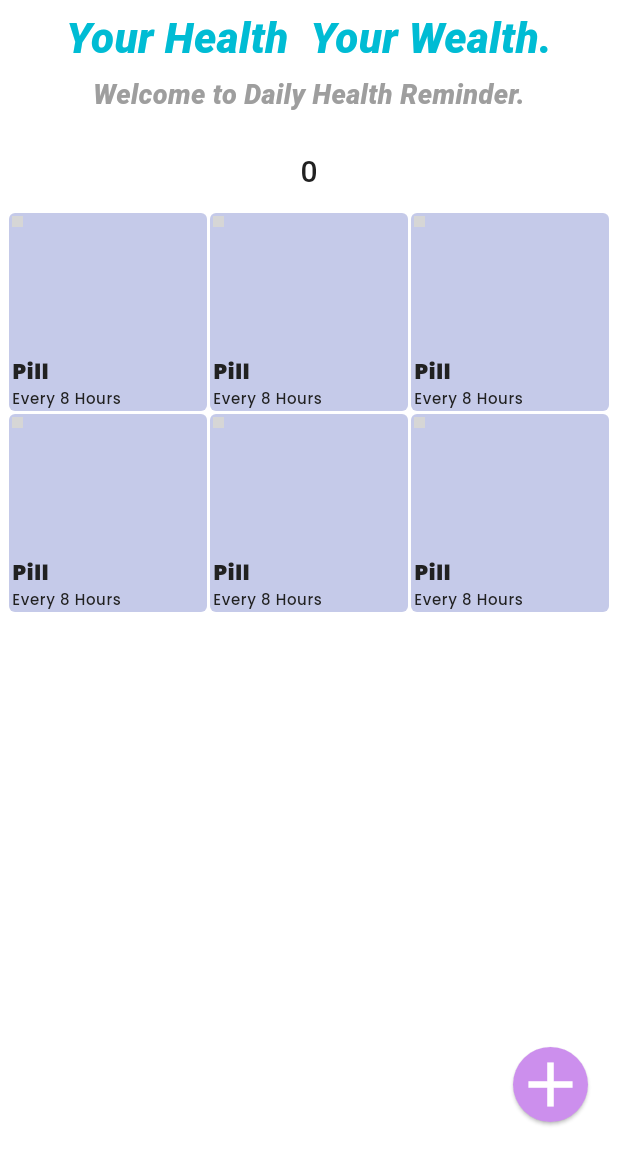
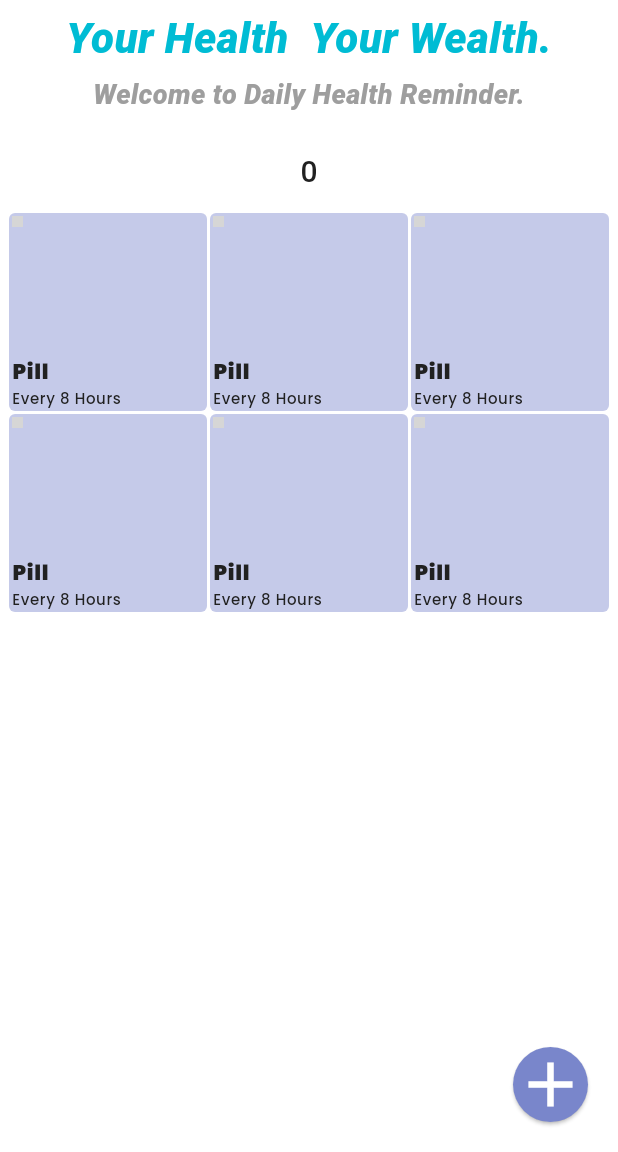
Before and after one commit to Mrthmkba/mreminderapp_kml, a Flutter app: the screen it shows after launch, on a phone screen of 412 x 824 dp, the part 84-1236 px from its top. Run offline on Flutter 3.47's test engine with Material 3 defaults, Android fonts, the phone set to English and light mode, and no system bars; our stand-ins replace flutter_svg, google_fonts, rxdart, shared_preferences; missing offline and left inert: dart:js_util; grey boxes are pictures that could not be loaded.

Commit message:
color changes

```diff
--- a/lib/pages/Page1/constants.dart
+++ b/lib/pages/Page1/constants.dart
@@ -10,3 +10,4 @@ const Color kOtherColor = Color(0xFFD9DDE2);
 const Color kErrorColor = Color(0xFFFF5252);
 const Color kTextLightColor = Color(0xFFC5BDCD);
 const Color kTexColor = Color(0xFF212121);
+const Color kPurple = Color(0xFF7986CB);
--- a/lib/pages/Page1/home.dart
+++ b/lib/pages/Page1/home.dart
@@ -50,7 +50,7 @@ class HomePage extends StatelessWidget {
         },
 
           child: Card(
-            color: kScaffoldColor,
+            color: kPurple,
             shape: CircleBorder(),
             child: const Icon(
               Icons.add_outlined,
--- a/lib/pages/new_entry_page.dart
+++ b/lib/pages/new_entry_page.dart
@@ -324,7 +324,7 @@ class MedicineTypeColumn extends StatelessWidget {
             alignment: Alignment.center,
             decoration: BoxDecoration(
                 borderRadius: BorderRadius.circular(3),
-                color: isSelected ? kOtherColor : kScaffoldColor),
+                color: isSelected ? kOtherColor : kSecondColor),
             child: Center(
               child: Padding(
                 padding: const EdgeInsets.only(
@@ -345,7 +345,7 @@ class MedicineTypeColumn extends StatelessWidget {
               width: 60,
               height: 60,
               decoration: BoxDecoration(
-                color: isSelected ? kOtherColor : Colors.transparent,
+                color: isSelected ? kOtherColor : Colors.blue,
                 borderRadius: BorderRadius.circular(40),
               ),
               child: Center(
@@ -354,7 +354,7 @@ class MedicineTypeColumn extends StatelessWidget {
                 style: Theme.of(context)
                     .textTheme
                     .titleSmall!
-                    .copyWith(color: isSelected ? Colors.white : kTexColor),
+                    .copyWith(color: isSelected ? Colors.purple : kTexColor),
               )),
             ),
           ),
```
